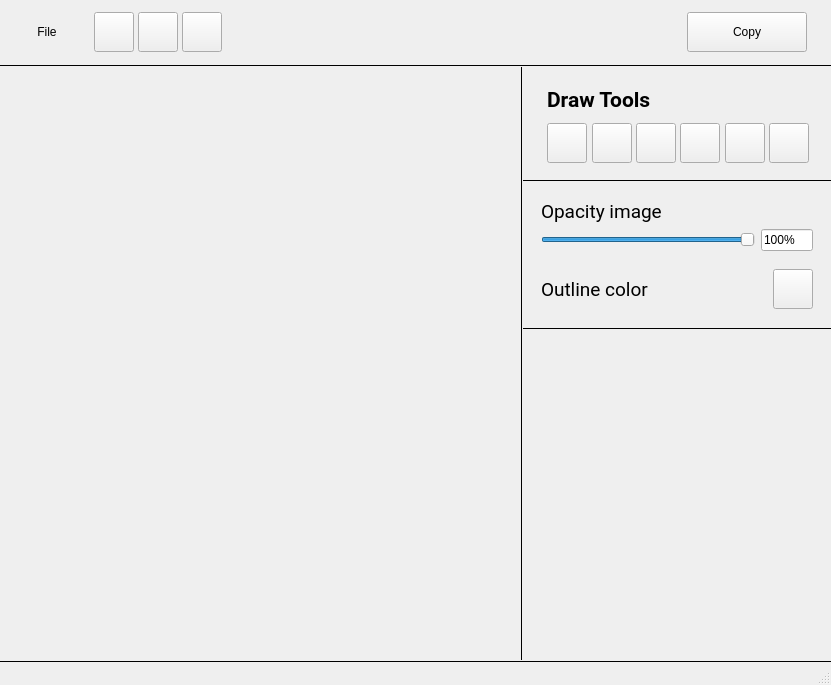
Old version of the form MainWindow.ui in the repository gigizashagy/PhotoEditor.
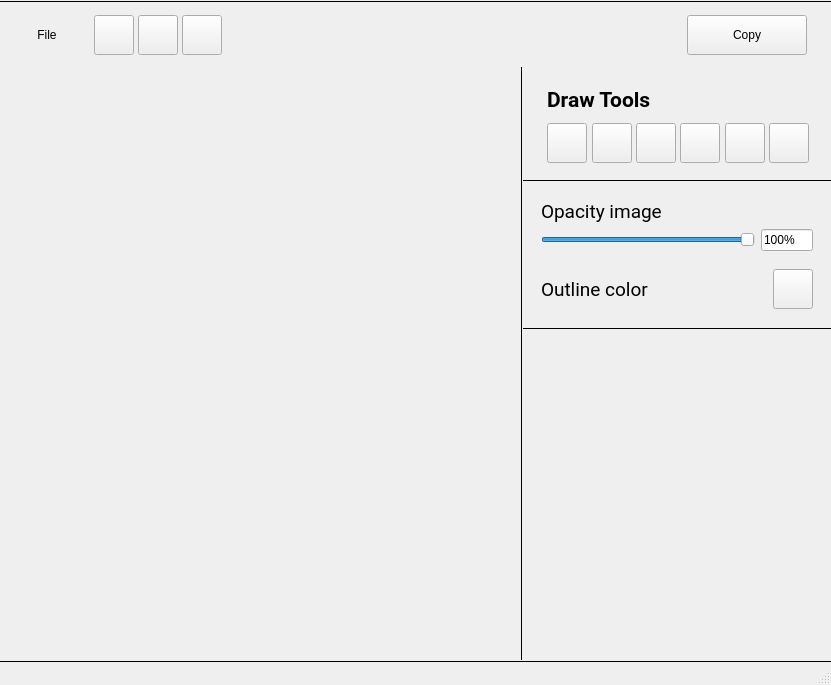
New version of the form. Icons and pictures are not drawn.

Patch:
```diff
--- a/MainWindow.ui
+++ b/MainWindow.ui
@@ -30,6 +30,16 @@
     <property name="bottomMargin">
      <number>0</number>
     </property>
+    <item>
+     <widget class="Line" name="line_2">
+      <property name="frameShadow">
+       <enum>QFrame::Plain</enum>
+      </property>
+      <property name="orientation">
+       <enum>Qt::Horizontal</enum>
+      </property>
+     </widget>
+    </item>
     <item>
      <widget class="QWidget" name="HeaderWidget" native="true">
       <property name="minimumSize">
@@ -232,16 +242,6 @@
       </layout>
      </widget>
     </item>
-    <item>
-     <widget class="Line" name="line_2">
-      <property name="frameShadow">
-       <enum>QFrame::Plain</enum>
-      </property>
-      <property name="orientation">
-       <enum>Qt::Horizontal</enum>
-      </property>
-     </widget>
-    </item>
     <item>
      <layout class="QHBoxLayout" name="horizontalLayout">
       <property name="spacing">
```
